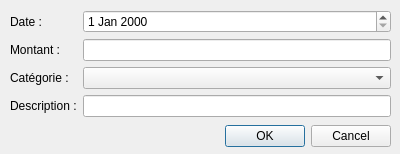
Before: the Qt Designer form addopdialog.ui in sbrou/CashCash, drawn with Qt 5.
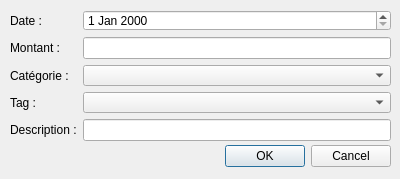
After: the same form once the commit is applied.

Patch:
```diff
--- a/addopdialog.ui
+++ b/addopdialog.ui
@@ -7,7 +7,7 @@
     <x>0</x>
     <y>0</y>
     <width>400</width>
-    <height>154</height>
+    <height>179</height>
    </rect>
   </property>
   <property name="windowTitle">
@@ -17,7 +17,7 @@
    <property name="geometry">
     <rect>
      <x>50</x>
-     <y>120</y>
+     <y>140</y>
      <width>341</width>
      <height>32</height>
     </rect>
@@ -35,7 +35,7 @@
      <x>10</x>
      <y>10</y>
      <width>381</width>
-     <height>111</height>
+     <height>131</height>
     </rect>
    </property>
    <layout class="QFormLayout" name="formLayout">
@@ -60,7 +60,7 @@
       </property>
      </widget>
     </item>
-    <item row="3" column="0">
+    <item row="4" column="0">
      <widget class="QLabel" name="qlDes">
       <property name="text">
        <string>Description :</string>
@@ -76,9 +76,19 @@
     <item row="2" column="1">
      <widget class="QComboBox" name="qcbCat"/>
     </item>
-    <item row="3" column="1">
+    <item row="4" column="1">
      <widget class="QLineEdit" name="qleDes"/>
     </item>
+    <item row="3" column="0">
+     <widget class="QLabel" name="qlTag">
+      <property name="text">
+       <string>Tag :</string>
+      </property>
+     </widget>
+    </item>
+    <item row="3" column="1">
+     <widget class="QComboBox" name="qcbTag"/>
+    </item>
    </layout>
   </widget>
  </widget>
```
